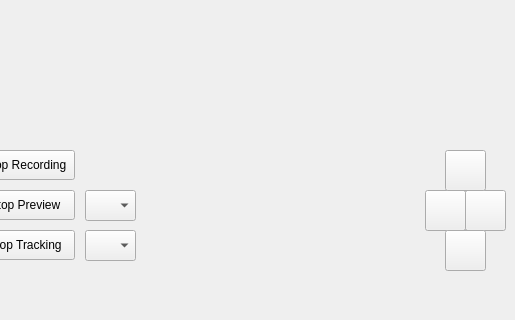
Before: the Qt Designer form ProjectCortexCoreV2/CoreMVC/View/Template_MainGUI.ui in bearmc27/ProjectCortex, drawn with Qt 5; both pictures show x 145 to 660 and y 230 to 550 of the 660 by 550 pixel window.
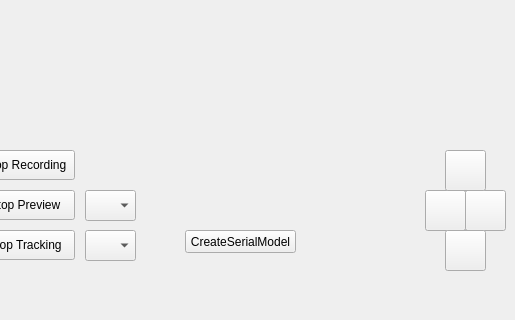
After: the same form once the commit is applied. Icons and pictures are not drawn.

Commit message: add create serial model button and function

Diff of the .ui file:
```diff
--- a/ProjectCortexCoreV2/CoreMVC/View/Template_MainGUI.ui
+++ b/ProjectCortexCoreV2/CoreMVC/View/Template_MainGUI.ui
@@ -201,6 +201,19 @@
     </rect>
    </property>
   </widget>
+  <widget class="QPushButton" name="button_create_serial_model">
+   <property name="geometry">
+    <rect>
+     <x>330</x>
+     <y>460</y>
+     <width>111</width>
+     <height>23</height>
+    </rect>
+   </property>
+   <property name="text">
+    <string>CreateSerialModel</string>
+   </property>
+  </widget>
  </widget>
  <resources/>
  <connections/>
```
Left out of the diff: 2 changed lines with no effect on the pictures. The commit also changes 5 other files.
